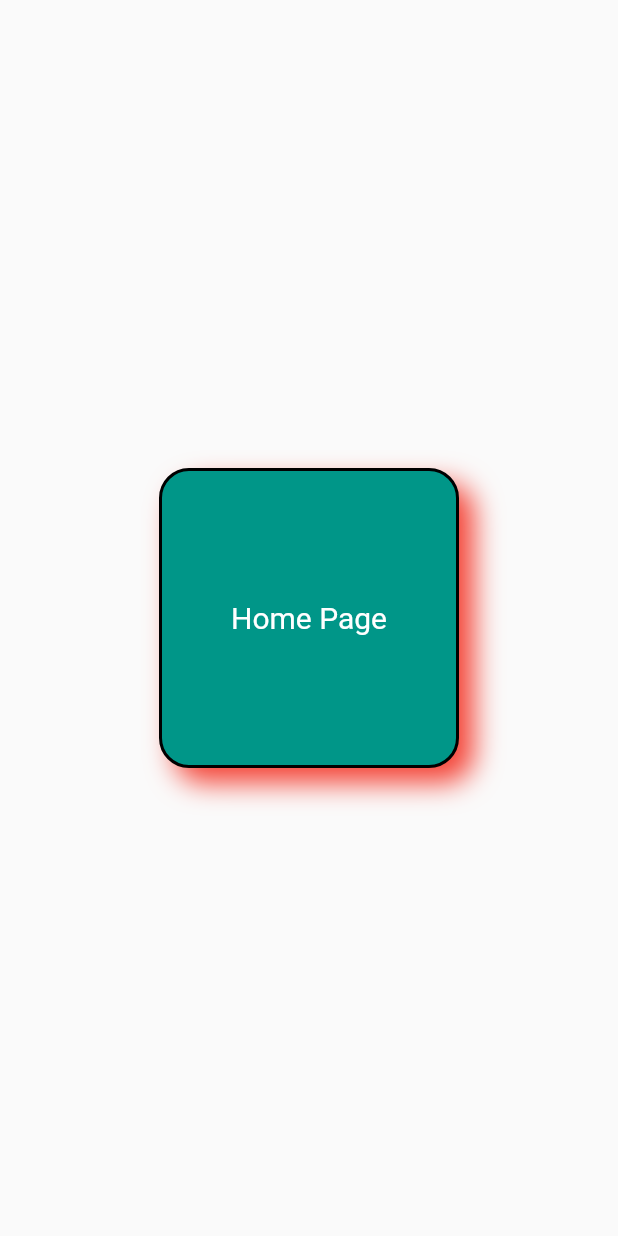
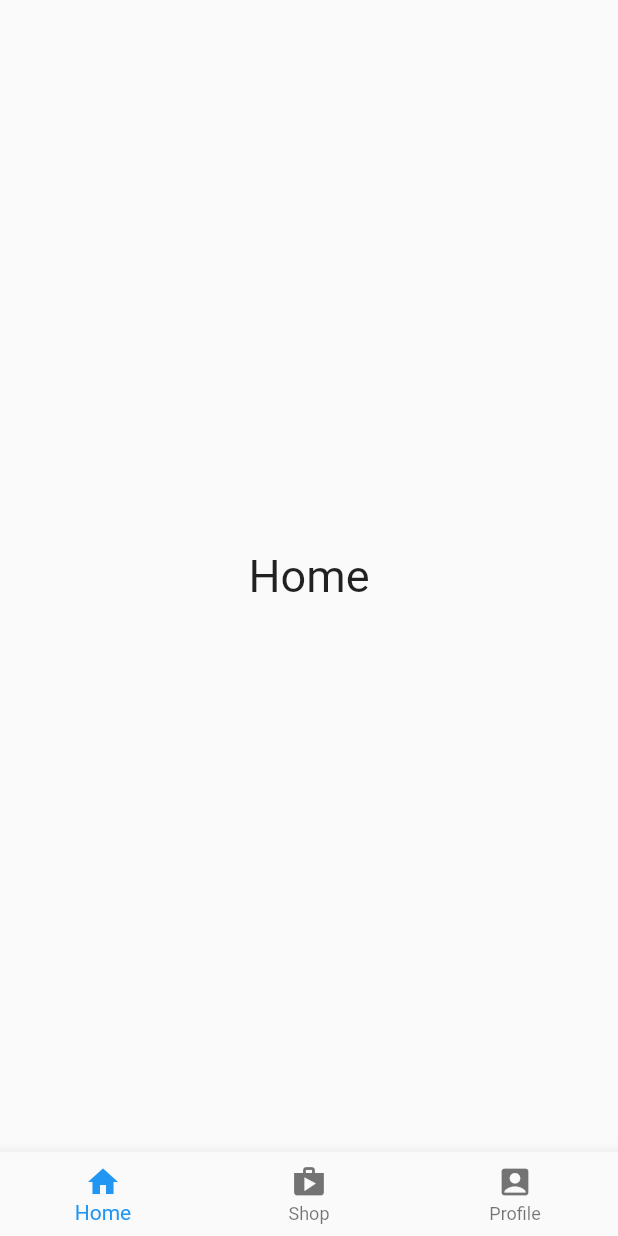
Before and after one commit to dkajolroy/flutter_widgets, a Flutter app: the Home screen opened directly, on a phone screen of 412 x 824 dp. Run offline on Flutter 3.47's test engine with Material 2 defaults, Android fonts, the phone set to English and light mode, and no system bars.

Commit message:
configure navigation pages

```diff
--- a/lib/main.dart
+++ b/lib/main.dart
@@ -1,5 +1,5 @@
 import 'package:flutter/material.dart';
-import 'package:flutter_application_01/widgets/gesture_widget.dart';
+import 'package:flutter_application_01/widgets/bottomNav_widget.dart';
 
 void main() {
   runApp(const MyApp());
@@ -10,6 +10,6 @@ class MyApp extends StatelessWidget {
 
   @override
   Widget build(BuildContext context) {
-    return const MaterialApp(home: GestureWidget());
+    return const MaterialApp(home: BottomNavWidget());
   }
 }
--- a/lib/screens/home_screen.dart
+++ b/lib/screens/home_screen.dart
@@ -1,30 +1,32 @@
 import 'package:flutter/material.dart';
+import 'package:flutter_application_01/widgets/bottomNav_widget.dart';
 
 class Home extends StatelessWidget {
   const Home({super.key});
 
   @override
   Widget build(BuildContext context) {
-    return Scaffold(
-        body: Center(
-            child: Container(
-      height: 200,
-      width: 200,
-      alignment: const Alignment(0, 0),
-      decoration: BoxDecoration(
-        color: Colors.teal,
-        border: Border.all(color: Colors.black, width: 2),
-        borderRadius: const BorderRadius.horizontal(
-            left: Radius.circular(20), right: Radius.circular(20)),
-        boxShadow: const [
-          BoxShadow(
-              color: Colors.red, offset: Offset(10, 10), blurRadius: 15.10)
-        ],
-      ),
-      child: const Text(
-        "Home Page",
-        style: TextStyle(color: Colors.white, fontSize: 20),
-      ),
-    )));
+    return Scaffold(body: pages[1], bottomNavigationBar: BottomNavWidget());
   }
 }
+
+final List<Widget> pages = [
+  const Center(
+    child: Text(
+      "Home",
+      style: TextStyle(fontSize: 30),
+    ),
+  ),
+  const Center(
+    child: Text(
+      "Shop",
+      style: TextStyle(fontSize: 30),
+    ),
+  ),
+  const Center(
+    child: Text(
+      "Account",
+      style: TextStyle(fontSize: 30),
+    ),
+  )
+];
--- /dev/null
+++ b/lib/widgets/bottomNav_widget.dart
@@ -0,0 +1,56 @@
+import 'package:flutter/material.dart';
+
+class BottomNavWidget extends StatefulWidget {
+  const BottomNavWidget({super.key});
+
+  @override
+  State<BottomNavWidget> createState() => _BottomNavWidgetState();
+}
+
+class _BottomNavWidgetState extends State<BottomNavWidget> {
+  int pageIndex = 0;
+  void _changePageIndex(int index) {
+    setState(() {
+      pageIndex = index;
+    });
+  }
+
+  @override
+  Widget build(BuildContext context) {
+    return Scaffold(
+      body: pages[pageIndex],
+      bottomNavigationBar: BottomNavigationBar(
+        type: BottomNavigationBarType.fixed,
+        onTap: _changePageIndex,
+        currentIndex: pageIndex,
+        items: const [
+          BottomNavigationBarItem(icon: Icon(Icons.home), label: "Home"),
+          BottomNavigationBarItem(icon: Icon(Icons.shop), label: "Shop"),
+          BottomNavigationBarItem(
+              icon: Icon(Icons.account_box_rounded), label: "Profile"),
+        ],
+      ),
+    );
+  }
+}
+
+final List<Widget> pages = [
+  const Center(
+    child: Text(
+      "Home",
+      style: TextStyle(fontSize: 30),
+    ),
+  ),
+  const Center(
+    child: Text(
+      "Shop",
+      style: TextStyle(fontSize: 30),
+    ),
+  ),
+  const Center(
+    child: Text(
+      "Account",
+      style: TextStyle(fontSize: 30),
+    ),
+  )
+];
```
